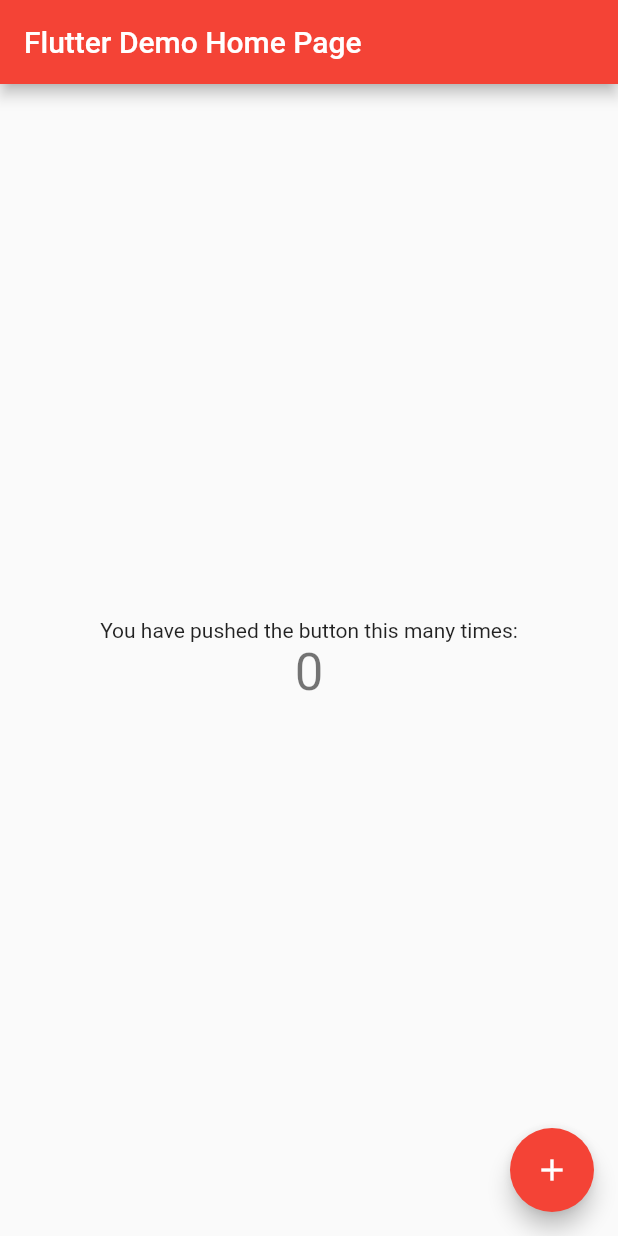
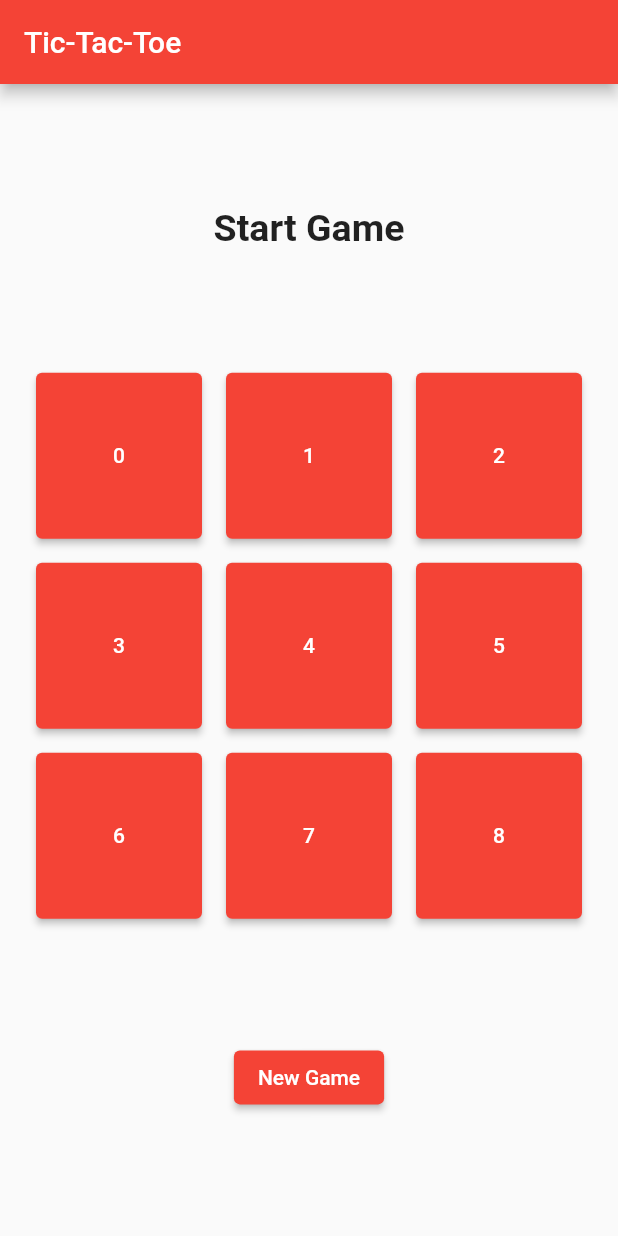
Before and after one commit to RHIT-Flutter/Tic-Tac-Toe, a Flutter app: the screen it shows after launch, on a phone screen of 412 x 824 dp. Run offline on Flutter 3.47's test engine with Material 2 defaults, Android fonts, the phone set to English and light mode, and no system bars.

Commit message:
Layout is complete, onto logic!

```diff
--- a/lib/main.dart
+++ b/lib/main.dart
@@ -24,7 +24,7 @@ class MyApp extends StatelessWidget {
         // is not restarted.
         primarySwatch: Colors.red,
       ),
-      home: const MyHomePage(title: 'Flutter Demo Home Page'),
+      home: const MyHomePage(title: 'Tic-Tac-Toe'),
     );
   }
 }
@@ -48,16 +48,11 @@ class MyHomePage extends StatefulWidget {
 }
 
 class _MyHomePageState extends State<MyHomePage> {
-  int _counter = 0;
+  String _gameState = "Start Game";
 
-  void _incrementCounter() {
+  void _setGameState(String newState) {
     setState(() {
-      // This call to setState tells the Flutter framework that something has
-      // changed in this State, which causes it to rerun the build method below
-      // so that the display can reflect the updated values. If we changed
-      // _counter without calling setState(), then the build method would not be
-      // called again, and so nothing would appear to happen.
-      _counter++;
+      _gameState = newState;
     });
   }
 
@@ -76,40 +71,56 @@ class _MyHomePageState extends State<MyHomePage> {
         title: Text(widget.title),
       ),
       body: Center(
-        // Center is a layout widget. It takes a single child and positions it
-        // in the middle of the parent.
         child: Column(
-          // Column is also a layout widget. It takes a list of children and
-          // arranges them vertically. By default, it sizes itself to fit its
-          // children horizontally, and tries to be as tall as its parent.
-          //
-          // Invoke "debug painting" (press "p" in the console, choose the
-          // "Toggle Debug Paint" action from the Flutter Inspector in Android
-          // Studio, or the "Toggle Debug Paint" command in Visual Studio Code)
-          // to see the wireframe for each widget.
-          //
-          // Column has various properties to control how it sizes itself and
-          // how it positions its children. Here we use mainAxisAlignment to
-          // center the children vertically; the main axis here is the vertical
-          // axis because Columns are vertical (the cross axis would be
-          // horizontal).
-          mainAxisAlignment: MainAxisAlignment.center,
-          children: <Widget>[
-            const Text(
-              'You have pushed the button this many times:',
-            ),
-            Text(
-              '$_counter',
-              style: Theme.of(context).textTheme.headline4,
-            ),
-          ],
+            mainAxisAlignment: MainAxisAlignment.spaceEvenly,
+            children: <Widget>[
+              Text(
+                '$_gameState',
+                style: TextStyle(fontWeight: FontWeight.bold, fontSize: 25)
+              ),
+              GridView(
+                gridDelegate: SliverGridDelegateWithFixedCrossAxisCount(
+                  mainAxisSpacing: 16,
+                  crossAxisSpacing: 16,
+                  crossAxisCount: 3),
+                shrinkWrap: true,
+                padding: EdgeInsets.only(left: 24, right: 24),
+                children: <ElevatedButton>[
+                  ElevatedButton(onPressed: (() {
+                    print("Button 0 pressed");
+                  }), child: Text("0")),
+                  ElevatedButton(onPressed: (() {
+                    print("Button 1 pressed");
+                  }), child: Text("1")),
+                  ElevatedButton(onPressed: (() {
+                    print("Button 2 pressed");
+                  }), child: Text("2")),
+                  ElevatedButton(onPressed: (() {
+                    print("Button 3 pressed");
+                  }), child: Text("3")),
+                  ElevatedButton(onPressed: (() {
+                    print("Button 4 pressed");
+                  }), child: Text("4")),
+                  ElevatedButton(onPressed: (() {
+                    print("Button 5 pressed");
+                  }), child: Text("5")),
+                  ElevatedButton(onPressed: (() {
+                    print("Button 6 pressed");
+                  }), child: Text("6")),
+                  ElevatedButton(onPressed: (() {
+                    print("Button 7 pressed");
+                  }), child: Text("7")),
+                  ElevatedButton(onPressed: (() {
+                    print("Button 8 pressed");
+                  }), child: Text("8")),
+                ],
+              ),
+              ElevatedButton(onPressed: ((){
+                print("New Game pressed");
+              }), child: Text("New Game")),
+            ], // children
         ),
       ),
-      floatingActionButton: FloatingActionButton(
-        onPressed: _incrementCounter,
-        tooltip: 'Increment',
-        child: const Icon(Icons.add),
-      ), // This trailing comma makes auto-formatting nicer for build methods.
     );
   }
 }
```
